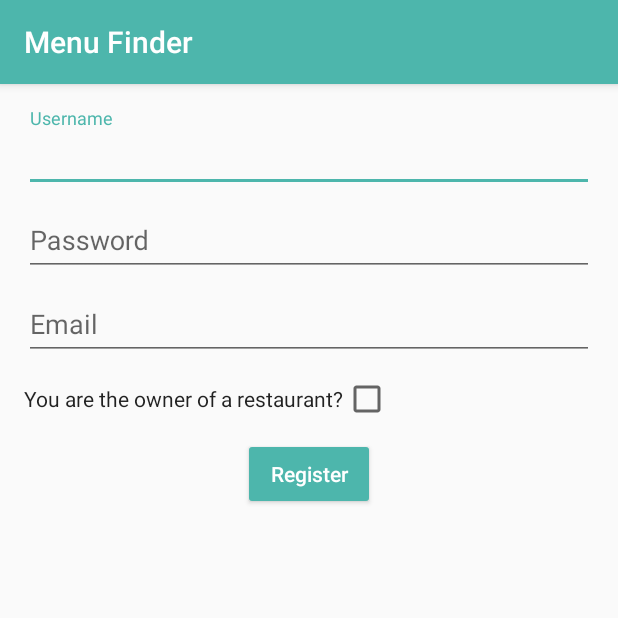
After one commit to MenuFinder/AndroidClient, an Android app: the RegisterActivity screen opened directly, with no data from a screen before it, on a phone screen of 412 x 824 dp, the top half of it. The commit adds this screen. Run offline under Robolectric (Android 15) with nearby library versions, the phone set to English and light mode, and no system bars.

Commit message:
Created RegisterActivity

```diff
--- a/app/src/main/AndroidManifest.xml
+++ b/app/src/main/AndroidManifest.xml
@@ -28,6 +28,7 @@
                 android:name="android.support.PARENT_ACTIVITY"
                 android:value="cat.udl.menufinder.application.MasterActivity" />
         </activity>
+        <activity android:name=".activities.RegisterActivity" />
     </application>
 
 </manifest>
--- /dev/null
+++ b/app/src/main/res/layout/activity_register.xml
@@ -0,0 +1,198 @@
+<?xml version="1.0" encoding="utf-8"?>
+<ScrollView xmlns:android="http://schemas.android.com/apk/res/android"
+    xmlns:tools="http://schemas.android.com/tools"
+    android:id="@+id/activity_register"
+    android:layout_width="match_parent"
+    android:layout_height="match_parent">
+
+    <LinearLayout
+        android:layout_width="match_parent"
+        android:layout_height="wrap_content"
+        android:orientation="vertical"
+        android:paddingBottom="@dimen/activity_vertical_margin"
+        android:paddingLeft="@dimen/activity_horizontal_margin"
+        android:paddingRight="@dimen/activity_horizontal_margin"
+        android:paddingTop="@dimen/activity_vertical_margin"
+        tools:context="cat.udl.menufinder.activities.RegisterActivity">
+
+        <android.support.design.widget.TextInputLayout
+            android:layout_width="match_parent"
+            android:layout_height="wrap_content">
+
+            <EditText
+                android:id="@+id/username"
+                android:layout_width="match_parent"
+                android:layout_height="wrap_content"
+                android:hint="@string/prompt_username"
+                android:maxLines="1"
+                android:singleLine="true" />
+        </android.support.design.widget.TextInputLayout>
+
+        <android.support.design.widget.TextInputLayout
+            android:layout_width="match_parent"
+            android:layout_height="wrap_content">
+
+            <EditText
+                android:id="@+id/password"
+                android:layout_width="match_parent"
+                android:layout_height="wrap_content"
+                android:hint="@string/prompt_password"
+                android:inputType="textPassword" />
+        </android.support.design.widget.TextInputLayout>
+
+        <android.support.design.widget.TextInputLayout
+            android:layout_width="match_parent"
+            android:layout_height="wrap_content">
+
+            <EditText
+                android:id="@+id/email_user"
+                android:layout_width="match_parent"
+                android:layout_height="wrap_content"
+                android:hint="@string/prompt_email"
+                android:inputType="textEmailAddress" />
+        </android.support.design.widget.TextInputLayout>
+
+        <CheckedTextView
+            android:id="@+id/is_restaurant"
+            android:layout_width="wrap_content"
+            android:layout_height="wrap_content"
+            android:layout_marginTop="10dp"
+            android:checkMark="?android:attr/listChoiceIndicatorMultiple"
+            android:gravity="center_vertical"
+            android:text="@string/you_are_the_owner_of_a_restaurant" />
+
+        <LinearLayout
+            android:id="@+id/restaurant_linear_layout"
+            android:layout_width="match_parent"
+            android:layout_height="wrap_content"
+            android:orientation="vertical"
+            android:visibility="gone">
+
+            <android.support.design.widget.TextInputLayout
+                android:layout_width="match_parent"
+                android:layout_height="wrap_content">
+
+                <EditText
+                    android:id="@+id/restaurant_name"
+                    android:layout_width="match_parent"
+                    android:layout_height="wrap_content"
+                    android:hint="@string/prompt_restaurant_name"
+                    android:maxLines="1"
+                    android:singleLine="true" />
+            </android.support.design.widget.TextInputLayout>
+
+            <android.support.design.widget.TextInputLayout
+                android:layout_width="match_parent"
+                android:layout_height="wrap_content">
+
+                <EditText
+                    android:id="@+id/cif"
+                    android:layout_width="match_parent"
+                    android:layout_height="wrap_content"
+                    android:hint="@string/prompt_cif"
+                    android:maxLines="1"
+                    android:singleLine="true" />
+            </android.support.design.widget.TextInputLayout>
+
+            <android.support.design.widget.TextInputLayout
+                android:layout_width="match_parent"
+                android:layout_height="wrap_content">
+
+                <EditText
+                    android:id="@+id/address"
+                    android:layout_width="match_parent"
+                    android:layout_height="wrap_content"
+                    android:hint="@string/prompt_address"
+                    android:inputType="textPostalAddress" />
+            </android.support.design.widget.TextInputLayout>
+
+            <android.support.design.widget.TextInputLayout
+                android:layout_width="match_parent"
+                android:layout_height="wrap_content">
+
+                <EditText
+                    android:id="@+id/city"
+                    android:layout_width="match_parent"
+                    android:layout_height="wrap_content"
+                    android:hint="@string/prompt_city"
+                    android:maxLines="1"
+                    android:singleLine="true" />
+            </android.support.design.widget.TextInputLayout>
+
+            <android.support.design.widget.TextInputLayout
+                android:layout_width="match_parent"
+                android:layout_height="wrap_content">
+
+                <EditText
+                    android:id="@+id/postal_code"
+                    android:layout_width="match_parent"
+                    android:layout_height="wrap_content"
+                    android:hint="@string/prompt_postal_code"
+                    android:inputType="number" />
+            </android.support.design.widget.TextInputLayout>
+
+            <android.support.design.widget.TextInputLayout
+                android:layout_width="match_parent"
+                android:layout_height="wrap_content">
+
+                <EditText
+                    android:id="@+id/state"
+                    android:layout_width="match_parent"
+                    android:layout_height="wrap_content"
+                    android:hint="@string/prompt_state"
+                    android:maxLines="1"
+                    android:singleLine="true" />
+            </android.support.design.widget.TextInputLayout>
+
+            <android.support.design.widget.TextInputLayout
+                android:layout_width="match_parent"
+                android:layout_height="wrap_content">
+
+                <EditText
+                    android:id="@+id/country"
+                    android:layout_width="match_parent"
+                    android:layout_height="wrap_content"
+                    android:hint="@string/prompt_country"
+                    android:maxLines="1"
+                    android:singleLine="true" />
+            </android.support.design.widget.TextInputLayout>
+
+            <android.support.design.widget.TextInputLayout
+                android:layout_width="match_parent"
+                android:layout_height="wrap_content">
+
+                <EditText
+                    android:id="@+id/restaurant_email"
+                    android:layout_width="match_parent"
+                    android:layout_height="wrap_content"
+                    android:hint="@string/prompt_restaurant_email"
+                    android:inputType="textEmailAddress" />
+            </android.support.design.widget.TextInputLayout>
+
+            <android.support.design.widget.TextInputLayout
+                android:layout_width="match_parent"
+                android:layout_height="wrap_content">
+
+                <EditText
+                    android:id="@+id/phone"
+                    android:layout_width="match_parent"
+                    android:layout_height="wrap_content"
+                    android:hint="@string/prompt_phone"
+                    android:inputType="phone" />
+            </android.support.design.widget.TextInputLayout>
+
+        </LinearLayout>
+
+        <Button
+            android:id="@+id/register"
+            style="@style/Base.Widget.AppCompat.Button.Colored"
+            android:layout_width="wrap_content"
+            android:layout_height="wrap_content"
+            android:layout_gravity="center_horizontal|bottom"
+            android:layout_marginTop="10dp"
+            android:text="@string/action_register"
+            android:textAllCaps="false" />
+
+
+    </LinearLayout>
+</ScrollView>
--- a/app/src/main/res/layout/view_manage_item.xml
+++ b/app/src/main/res/layout/view_manage_item.xml
@@ -10,7 +10,7 @@
         android:id="@+id/name"
         android:layout_width="match_parent"
         android:layout_height="wrap_content"
-        android:hint="@string/prompt_name"
+        android:hint="@string/prompt_restaurant_name"
         android:maxLines="1"
         android:singleLine="true" />
 
--- a/app/src/main/res/values/strings.xml
+++ b/app/src/main/res/values/strings.xml
@@ -20,7 +20,7 @@
 
     <string name="shared_logo">logo</string>
     <string name="action_manage_items">Manage Items</string>
-    <string name="prompt_name">Name</string>
+    <string name="prompt_restaurant_name">Restaurant name</string>
     <string name="prompt_description">Description</string>
     <string name="prompt_price">Price</string>
     <string name="item_saved">Item saved</string>
@@ -42,4 +42,16 @@
     <string name="action_settings">Settings</string>
     <string name="action_view_map">Map</string>
     <string name="action_view_restaurants">Restaurants</string>
+    <string name="prompt_email">Email</string>
+    <string name="you_are_the_owner_of_a_restaurant">You are the owner of a restaurant?</string>
+    <string name="prompt_cif">CIF</string>
+    <string name="prompt_address">Address</string>
+    <string name="prompt_city">City</string>
+    <string name="prompt_postal_code">Postal code</string>
+    <string name="prompt_state">State</string>
+    <string name="prompt_phone">Phone</string>
+    <string name="prompt_restaurant_email">Restaurant email</string>
+    <string name="prompt_country">Country</string>
+    <string name="error_email_format">This email has a wrong format</string>
+    <string name="error_phone_format">This phone has a wrong format</string>
 </resources>
```
Also changed, not shown: app/src/main/java/cat/udl/menufinder/activities/HomeActivity.java (+6 -3 lines), app/src/main/java/cat/udl/menufinder/activities/LoginActivity.java (+3 -7 lines), app/src/main/java/cat/udl/menufinder/activities/RegisterActivity.java (added, +197 -0 lines), app/src/main/java/cat/udl/menufinder/models/User.java (added, +63 -0 lines).
